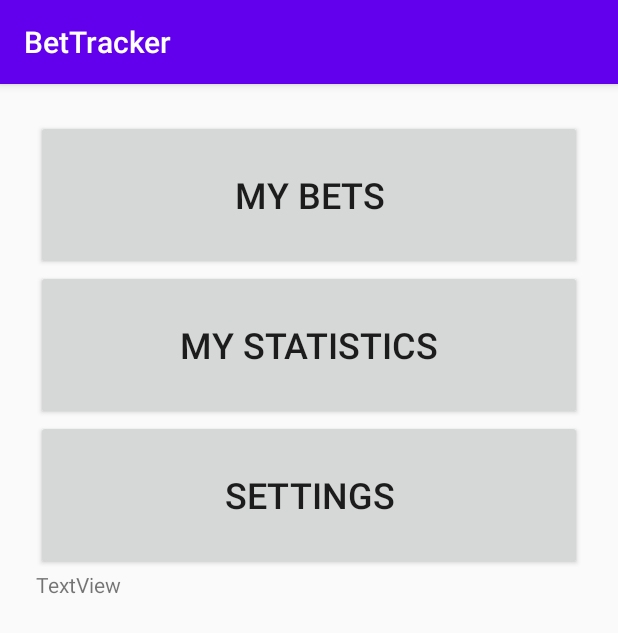
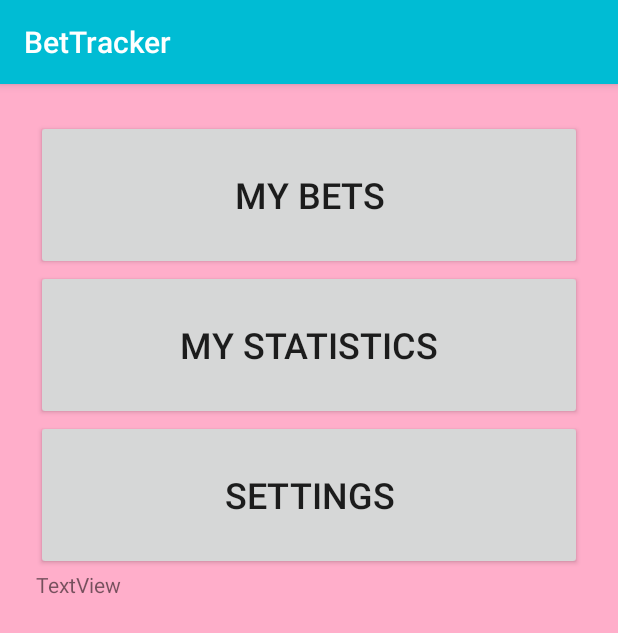
Before and after one commit to Frostforus/BetTracker, an Android app: the screen it shows after launch (MainActivity), on a phone screen of 412 x 824 dp. Shown: the top 633 px of the screen. Run offline under Robolectric (Android 15) with nearby library versions, the phone set to English and light mode, and no system bars.

```diff
--- a/app/src/main/AndroidManifest.xml
+++ b/app/src/main/AndroidManifest.xml
@@ -22,10 +22,10 @@
 
         <activity
             android:name="com.frostforus.betTracker.list_data.BetActivity"
-            android:screenOrientation="portrait"></activity>
+            android:screenOrientation="portrait" />
         <activity
             android:name="com.frostforus.betTracker.list_data.StatsActivity"
-            android:screenOrientation="portrait"></activity>
+            android:screenOrientation="portrait" />
     </application>
 
 </manifest>
--- a/app/src/main/java/com/frostforus/betTracker/list_data/data/BetListDatabase.kt
+++ b/app/src/main/java/com/frostforus/betTracker/list_data/data/BetListDatabase.kt
@@ -6,7 +6,7 @@ import androidx.room.TypeConverters
 import hu.bme.aut.shoppinglist.data.BetItem
 
 //TODO: Make migration work
-@Database(entities = [BetItem::class], version = 3)
+@Database(entities = [BetItem::class], version = 4)
 @TypeConverters(value = [BetItem.Category::class])
 abstract class BetListDatabase : RoomDatabase() {
     abstract fun betItemDao(): BetItemDao
--- a/app/src/main/res/layout/activity_bets.xml
+++ b/app/src/main/res/layout/activity_bets.xml
@@ -4,7 +4,8 @@
     android:layout_width="match_parent"
     android:layout_height="match_parent"
     android:id="@+id/activity_bets"
-    tools:context=".MainActivity">
+    tools:context=".MainActivity"
+    android:background="@color/colorBackground">
 
     <FrameLayout
         android:id="@+id/fragmentContainer"
--- a/app/src/main/res/layout/activity_main.xml
+++ b/app/src/main/res/layout/activity_main.xml
@@ -3,7 +3,8 @@
     android:layout_width="match_parent"
     android:layout_height="match_parent"
     android:orientation="vertical"
-    android:padding="24dip">
+    android:padding="24dip"
+    android:background="@color/colorBackground">
 
 
     <Button
--- a/app/src/main/res/values/colors.xml
+++ b/app/src/main/res/values/colors.xml
@@ -1,6 +1,13 @@
 <?xml version="1.0" encoding="utf-8"?>
 <resources>
-    <color name="colorPrimary">#6200EE</color>
-    <color name="colorPrimaryDark">#3700B3</color>
-    <color name="colorAccent">#03DAC5</color>
+    <!--TODO: Get colors sorted!-->
+    <color name="colorPrimary">#00BCD4</color>
+    <color name="colorPrimaryDark">#007685</color>
+    <color name="colorAccent">#00FF2B</color>
+    <color name="colorBackground">#FFAECA</color>
+
+
+    <color name="colorTransparentFifty">#80FFFFFF</color>
+
+
 </resources>
```
Also changed, not shown: app/src/main/java/com/frostforus/betTracker/list_data/data/BetItem.kt (+6 -2 lines), app/src/main/java/com/frostforus/betTracker/list_data/fragments/BetItemDetailsFragment.kt (+9 -4 lines), app/src/main/java/com/frostforus/betTracker/list_data/fragments/NewBetItemDialogFragment.kt (+7 -1 lines), app/src/main/res/drawable-nodpi/cash.png, app/src/main/res/drawable-nodpi/light_bulb.png, app/src/main/res/drawable-nodpi/lightning_v2.png, app/src/main/res/drawable-nodpi/mega_phone.png.
